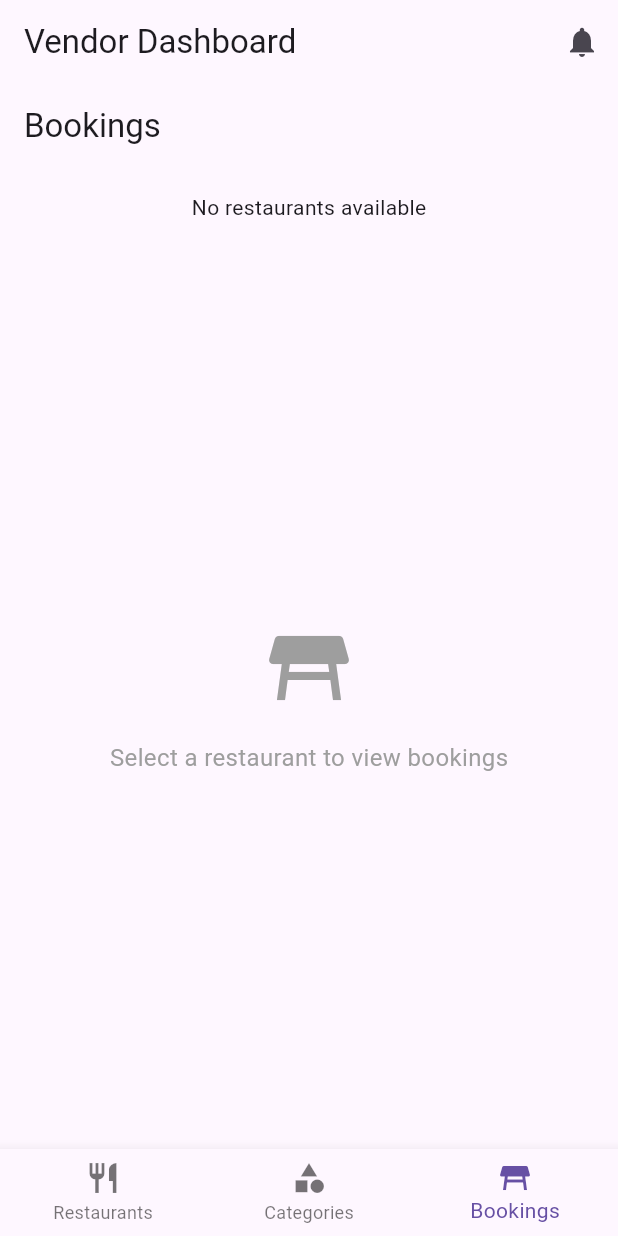
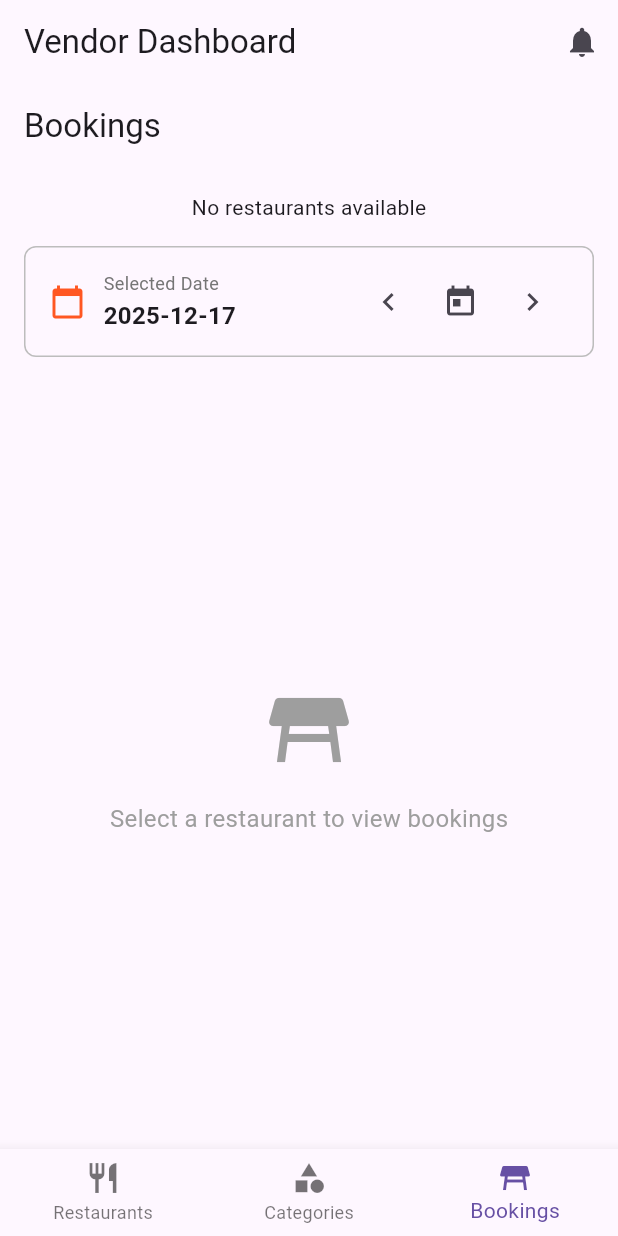
Before and after one commit to Fady751/Flutter-Restaurant, a Flutter app: the screen it shows after launch, item 3 of the bottom bar chosen, on a phone screen of 412 x 824 dp. Run offline on Flutter 3.47's test engine with Material 3 defaults, Android fonts, the phone set to English and light mode, and no system bars; our stand-ins replace cloud_firestore, file_picker, firebase_auth, firebase_core, flutter_dotenv, geocoding and 3 more; accounts and stored records are empty.

Commit message:
feat: Implement date picker for booking selection and update bookings display

```diff
--- a/Vendor/lib/Screens/bookings/bookings_page.dart
+++ b/Vendor/lib/Screens/bookings/bookings_page.dart
@@ -12,6 +12,25 @@ class _BookingsPageState extends State<BookingsPage> {
   final FirebaseFirestore _firestore = FirebaseFirestore.instance;
   String? selectedRestaurantId;
   String? selectedRestaurantName;
+  DateTime _selectedDate = DateTime.now();
+
+  String get _selectedDateStr {
+    return "${_selectedDate.year}-${_selectedDate.month.toString().padLeft(2, '0')}-${_selectedDate.day.toString().padLeft(2, '0')}";
+  }
+
+  Future<void> _pickDate() async {
+    final picked = await showDatePicker(
+      context: context,
+      initialDate: _selectedDate,
+      firstDate: DateTime.now().subtract(const Duration(days: 365)),
+      lastDate: DateTime.now().add(const Duration(days: 365)),
+    );
+    if (picked != null) {
+      setState(() {
+        _selectedDate = picked;
+      });
+    }
+  }
 
   @override
   Widget build(BuildContext context) {
@@ -67,6 +86,80 @@ class _BookingsPageState extends State<BookingsPage> {
             },
           ),
 
+          // Date Picker
+          Padding(
+            padding: const EdgeInsets.symmetric(horizontal: 16),
+            child: InkWell(
+              onTap: _pickDate,
+              borderRadius: BorderRadius.circular(8),
+              child: Container(
+                padding: const EdgeInsets.symmetric(horizontal: 16, vertical: 12),
+                decoration: BoxDecoration(
+                  border: Border.all(color: Colors.grey[400]!),
+                  borderRadius: BorderRadius.circular(8),
+                ),
+                child: Row(
+                  children: [
+                    const Icon(Icons.calendar_today, color: Colors.deepOrange),
+                    const SizedBox(width: 12),
+                    Expanded(
+                      child: Column(
+                        crossAxisAlignment: CrossAxisAlignment.start,
+                        children: [
+                          Text(
+                            "Selected Date",
+                            style: TextStyle(fontSize: 12, color: Colors.grey[600]),
+                          ),
+                          const SizedBox(height: 2),
+                          Text(
+                            _selectedDateStr,
+                            style: const TextStyle(
+                              fontSize: 16,
+                              fontWeight: FontWeight.bold,
+                            ),
+                          ),
+                        ],
+                      ),
+                    ),
+                    Row(
+                      mainAxisSize: MainAxisSize.min,
+                      children: [
+                        IconButton(
+                          icon: const Icon(Icons.chevron_left),
+                          onPressed: () {
+                            setState(() {
+                              _selectedDate = _selectedDate.subtract(const Duration(days: 1));
+                            });
+                          },
+                          tooltip: "Previous day",
+                        ),
+                        IconButton(
+                          icon: const Icon(Icons.today),
+                          onPressed: () {
+                            setState(() {
+                              _selectedDate = DateTime.now();
+                            });
+                          },
+                          tooltip: "Today",
+                        ),
+                        IconButton(
+                          icon: const Icon(Icons.chevron_right),
+                          onPressed: () {
+                            setState(() {
+                              _selectedDate = _selectedDate.add(const Duration(days: 1));
+                            });
+                          },
+                          tooltip: "Next day",
+                        ),
+                      ],
+                    ),
+                  ],
+                ),
+              ),
+            ),
+          ),
+          const SizedBox(height: 8),
+
           // Bookings Display
           Expanded(
             child: selectedRestaurantId == null
@@ -105,7 +198,7 @@ class _BookingsPageState extends State<BookingsPage> {
                         return const Center(child: Text("No tables configured"));
                       }
 
-                      return _buildBookingsGrid(tables, timeSlots);
+                      return _buildBookingsGrid(tables, timeSlots, _selectedDateStr);
                     },
                   ),
           ),
@@ -114,7 +207,7 @@ class _BookingsPageState extends State<BookingsPage> {
     );
   }
 
-  Widget _buildBookingsGrid(List<dynamic> tables, List<dynamic> timeSlots) {
+  Widget _buildBookingsGrid(List<dynamic> tables, List<dynamic> timeSlots, String dateStr) {
     return SingleChildScrollView(
       padding: const EdgeInsets.all(16),
       child: Column(
@@ -124,7 +217,12 @@ class _BookingsPageState extends State<BookingsPage> {
             selectedRestaurantName ?? "Restaurant",
             style: const TextStyle(fontSize: 20, fontWeight: FontWeight.bold),
           ),
-          const SizedBox(height: 8),
+          const SizedBox(height: 4),
+          Text(
+            "Bookings for $dateStr",
+            style: const TextStyle(color: Colors.deepOrange, fontWeight: FontWeight.w500),
+          ),
+          const SizedBox(height: 4),
           Text(
             "${tables.length} Tables • ${timeSlots.length} Time Slots",
             style: TextStyle(color: Colors.grey[600]),
@@ -184,9 +282,9 @@ class _BookingsPageState extends State<BookingsPage> {
                       children: timeSlots.map((slot) {
                         final isBooked = reservations.any((r) {
                           if (r is Map) {
-                            return r['timeSlot'] == slot;
+                            return r['timeSlot'] == slot && r['date'] == dateStr;
                           }
-                          return r == slot;
+                          return false;
                         });
 
                         // Get booking details if booked
@@ -195,9 +293,9 @@ class _BookingsPageState extends State<BookingsPage> {
                           final booking = reservations.firstWhere(
                             (r) {
                               if (r is Map) {
-                                return r['timeSlot'] == slot;
+                                return r['timeSlot'] == slot && r['date'] == dateStr;
                               }
-                              return r == slot;
+                              return false;
                             },
                             orElse: () => null,
                           );
@@ -248,13 +346,24 @@ class _BookingsPageState extends State<BookingsPage> {
                         );
                       }).toList(),
                     ),
-                    if (reservations.isNotEmpty) ...[
-                      const SizedBox(height: 8),
-                      Text(
-                        "${reservations.length} booking(s)",
-                        style: TextStyle(color: Colors.grey[600], fontSize: 12),
-                      ),
-                    ],
+                    Builder(
+                      builder: (context) {
+                        final dateBookings = reservations.where((r) {
+                          if (r is Map) return r['date'] == dateStr;
+                          return false;
+                        }).length;
+                        if (dateBookings > 0) {
+                          return Padding(
+                            padding: const EdgeInsets.only(top: 8),
+                            child: Text(
+                              "$dateBookings booking(s) on $dateStr",
+                              style: TextStyle(color: Colors.grey[600], fontSize: 12),
+                            ),
+                          );
+                        }
+                        return const SizedBox.shrink();
+                      },
+                    ),
                   ],
                 ),
               ),
```
